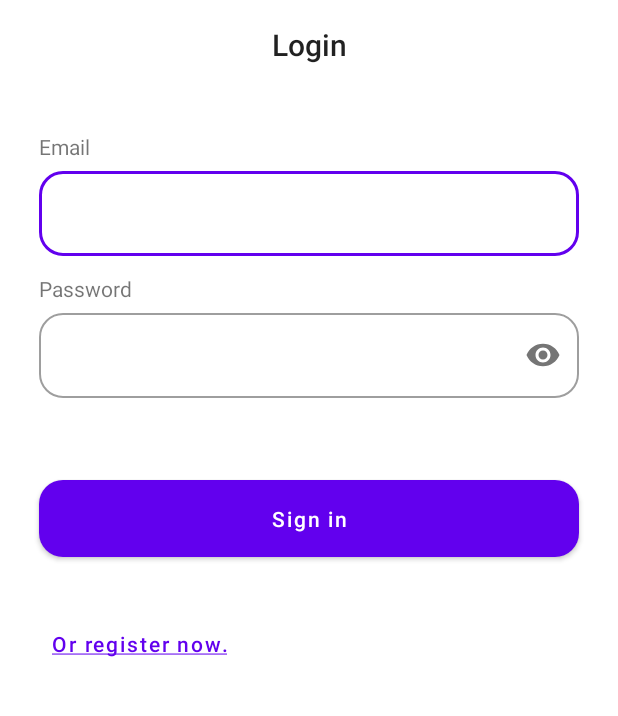
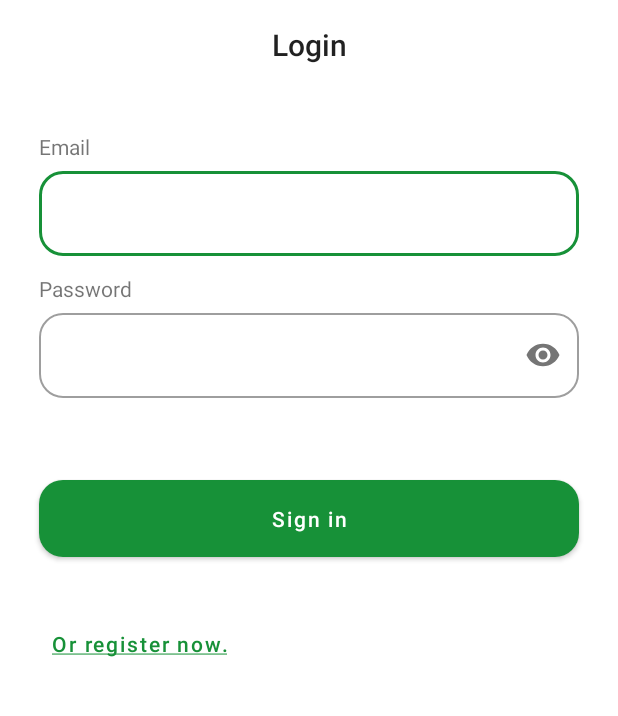
Before and after one commit to fabricethilaw/my_gozem_android_technical_test_assement, an Android app: the screen it shows after launch (MainActivity), on a phone screen of 412 x 824 dp, the part 234-950 px from its top. Run offline under Robolectric (Android 15) with nearby library versions, the phone set to English and light mode, and no system bars; our stand-ins replace data binding.

Commit message:
Set Green as the primary color

```diff
--- a/app/src/main/res/values/colors.xml
+++ b/app/src/main/res/values/colors.xml
@@ -1,5 +1,6 @@
 <?xml version="1.0" encoding="utf-8"?>
 <resources>
+    <color name="green">#179138</color>
     <color name="purple_200">#FFBB86FC</color>
     <color name="purple_500">#FF6200EE</color>
     <color name="purple_700">#FF3700B3</color>
--- a/app/src/main/res/values/themes.xml
+++ b/app/src/main/res/values/themes.xml
@@ -2,8 +2,8 @@
     <!-- Base application theme. -->
     <style name="Theme.GoZemBC" parent="Theme.MaterialComponents.DayNight.NoActionBar">
         <!-- Primary brand color. -->
-        <item name="colorPrimary">@color/purple_500</item>
-        <item name="colorPrimaryVariant">@color/purple_700</item>
+        <item name="colorPrimary">@color/green</item>
+        <item name="colorPrimaryVariant">@color/green</item>
         <item name="colorOnPrimary">@color/white</item>
         <!-- Secondary brand color. -->
         <item name="colorSecondary">@color/teal_200</item>
```
Also changed, not shown: 1 other file.
